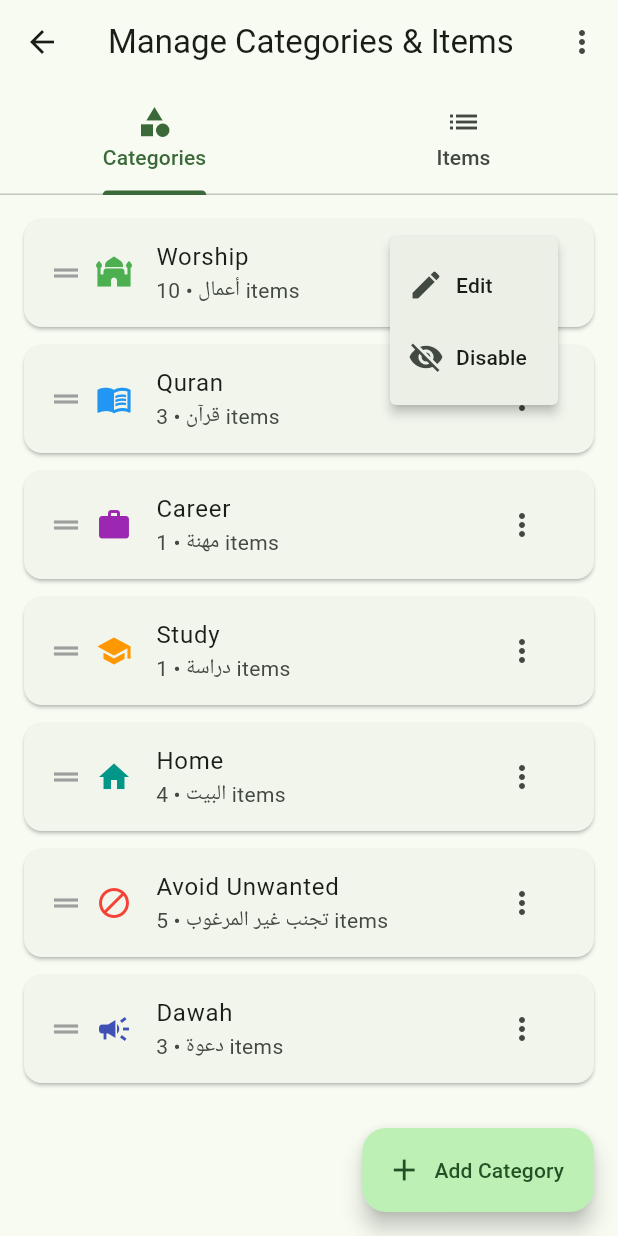
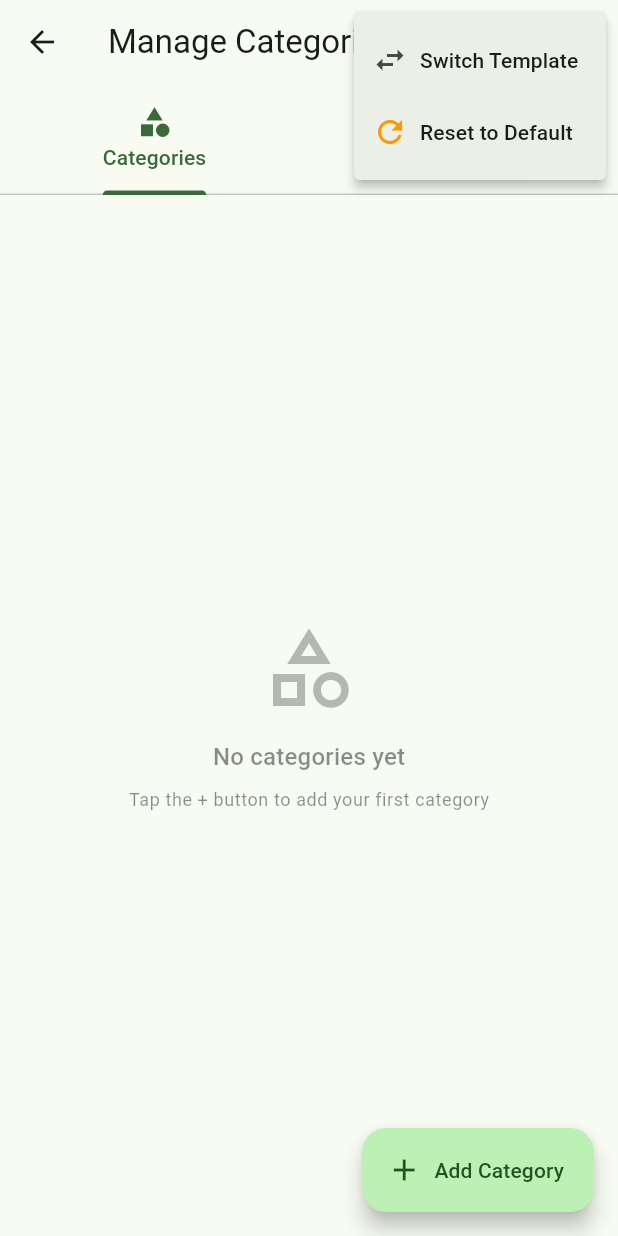
Before and after one commit to naseefcr/taqwa, a Flutter app: the CategoryManagementScreen screen opened directly, after a tap on the "more vert" icon, on a phone screen of 412 x 824 dp. Run offline on Flutter 3.47's test engine with Material 3 defaults, Android fonts, the light colour scheme and no system bars; our stand-ins replace cloud_firestore, connectivity_plus, firebase_auth, firebase_core, fl_chart, google_sign_in and 1 more; accounts and stored records are empty.

Commit message:
Solved the issue on creating a fresh account

```diff
--- a/lib/main.dart
+++ b/lib/main.dart
@@ -64,6 +64,7 @@ class TaqwaApp extends StatelessWidget {
             routes: {
               '/auth': (context) => const WelcomeScreen(),
               '/main': (context) => const MainScreen(),
+              '/template_selection': (context) => const TemplateSelectionScreen(),
             },
             // Add route for navigating to specific dates
             onGenerateRoute: (settings) {
--- a/lib/providers/habit_data_provider.dart
+++ b/lib/providers/habit_data_provider.dart
@@ -5,10 +5,6 @@ import '../models.dart';
 import '../services/firestore_sync_service.dart';
 
 class HabitDataProvider extends ChangeNotifier {
-  HabitDataProvider() {
-    initializeDefaultData();
-  }
-
   List<HabitCategory> _categories = [];
   List<DailyEntry> _entries = [];
   String _currentEntryMethod = 'grid';
--- a/lib/screens/daily_screen.dart
+++ b/lib/screens/daily_screen.dart
@@ -130,6 +130,14 @@ class _DailyScreenState extends State<DailyScreen> {
     final themeProvider = Provider.of<ThemeProvider>(context);
     final hijriDate = HijriCalendar.fromDate(_selectedDate);
     final screenSize = MediaQuery.of(context).size;
+
+    if (habitData.categories.isEmpty) {
+      WidgetsBinding.instance.addPostFrameCallback((_) {
+        if (mounted) {
+          Navigator.of(context).pushReplacementNamed('/template_selection');
+        }
+      });
+    }
 
     return PopScope(
       canPop: !_hasUnsavedChanges,
@@ -472,6 +480,7 @@ class _DailyScreenState extends State<DailyScreen> {
   }
 
   int _getTotalItems(HabitDataProvider habitData) {
+    if (habitData.categories.isEmpty) return 0;
     return habitData.categories
         .map((cat) => cat.items.length)
         .reduce((a, b) => a + b);
```
Also changed, not shown: 2 other files.
